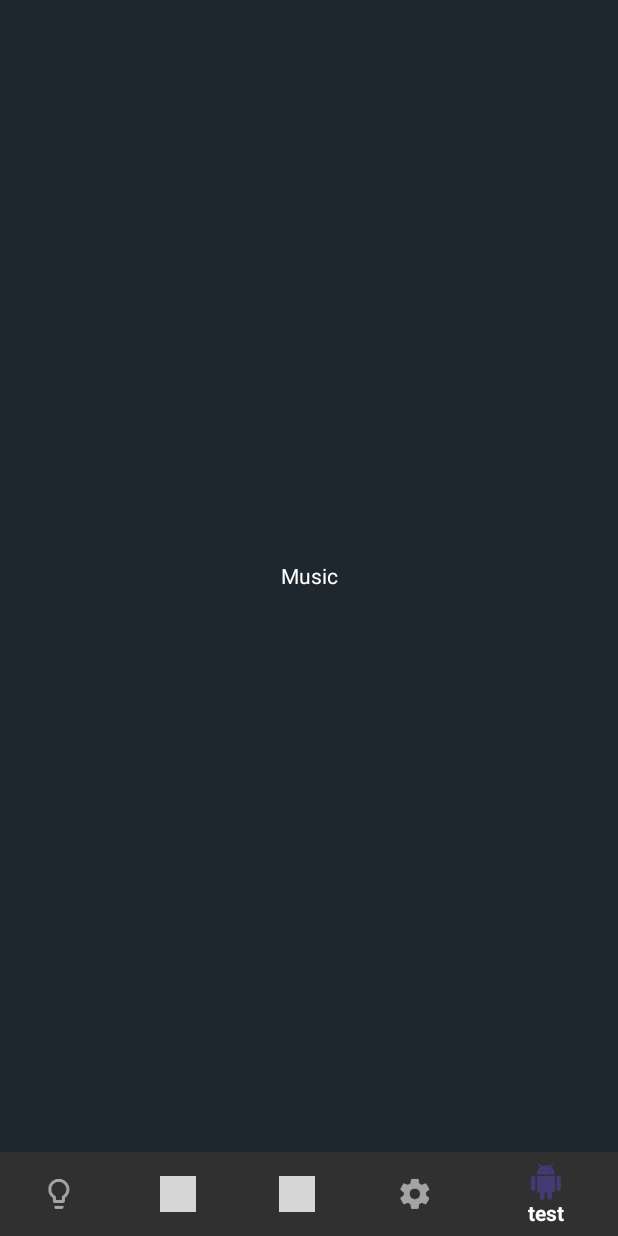
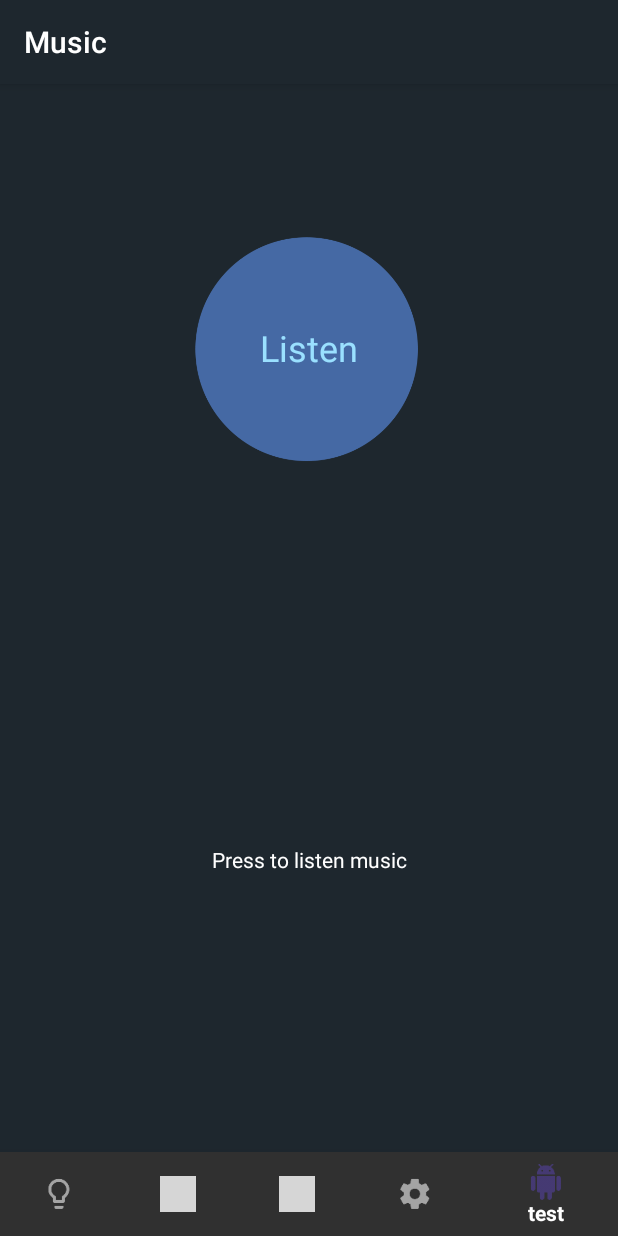
Before and after one commit to vvtyutin/goodmood, an Android app: the fragment MusicFragment placed in its activity, on a phone screen of 412 x 824 dp. Run offline under Robolectric (Android 15) with nearby library versions, the light colour scheme and no system bars; libraries missing offline, so code that uses them is left out: com.squareup.okhttp, org.altbeacon.beacon; 16 statements that could not run were skipped; grey boxes are pictures that could not be loaded.

Commit message:
Implementation of Music screen

```diff
--- a/app/src/main/java/com/harman/goodmood/ui/MusicFragment.java
+++ b/app/src/main/java/com/harman/goodmood/ui/MusicFragment.java
@@ -1,19 +1,51 @@
 package com.harman.goodmood.ui;
 
+import android.graphics.drawable.AnimationDrawable;
 import android.os.Bundle;
 import android.support.annotation.Nullable;
 import android.support.v4.app.Fragment;
+import android.support.v7.widget.Toolbar;
 import android.view.LayoutInflater;
 import android.view.View;
 import android.view.ViewGroup;
+import android.widget.ImageView;
 
 import goodmood.harman.com.goodmood.R;
 
 public class MusicFragment extends Fragment {
+    private ImageView mMicView;
+    private boolean mMicIsEnable;
+
     @Nullable
     @Override
     public View onCreateView(LayoutInflater inflater, @Nullable ViewGroup container, @Nullable Bundle savedInstanceState) {
         View view = inflater.inflate(R.layout.fragment_music, container, false);
+
+
+        Toolbar toolbar = (Toolbar) view.findViewById(R.id.toolbar);
+        toolbar.setTitle("Music");
+
+        mMicView = (ImageView) view.findViewById(R.id.mic_view);
+        mMicView.setOnClickListener(new View.OnClickListener() {
+            @Override
+            public void onClick(View v) {
+                setMicEnable(!mMicIsEnable);
+            }
+        });
+
         return view;
     }
+
+    public void setMicEnable(boolean isEnable) {
+        mMicIsEnable = isEnable;
+        if (isEnable) {
+            mMicView.setBackground(getResources().getDrawable(R.drawable.mic_anim));
+            ((AnimationDrawable) mMicView.getBackground()).start();
+
+        } else {
+            ((AnimationDrawable) mMicView.getBackground()).stop();
+            mMicView.setBackground(getResources().getDrawable(R.drawable.mic_anim_1));
+
+        }
+    }
 }
--- a/app/src/main/res/layout/fragment_music.xml
+++ b/app/src/main/res/layout/fragment_music.xml
@@ -1,14 +1,59 @@
 <?xml version="1.0" encoding="utf-8"?>
-<LinearLayout
-    xmlns:android="http://schemas.android.com/apk/res/android"
+<LinearLayout xmlns:android="http://schemas.android.com/apk/res/android"
+    xmlns:app="http://schemas.android.com/apk/res-auto"
     android:layout_width="match_parent"
     android:layout_height="match_parent"
     android:orientation="vertical">
 
-    <TextView
+    <android.support.design.widget.AppBarLayout
         android:layout_width="match_parent"
-        android:gravity="center"
+        android:layout_height="wrap_content"
+        android:theme="@style/DarkActionBar">
+
+        <android.support.v7.widget.Toolbar
+            android:id="@+id/toolbar"
+            android:layout_width="match_parent"
+            android:layout_height="?attr/actionBarSize"
+            android:background="?attr/colorPrimary"
+            app:layout_scrollFlags="scroll|enterAlways|snap"
+            app:popupTheme="@style/DarkActionBar" />
+    </android.support.design.widget.AppBarLayout>
+
+    <LinearLayout
+        android:layout_width="match_parent"
         android:layout_height="match_parent"
-        android:text="Music"/>
+        android:layout_marginBottom="30dp"
+        android:layout_marginLeft="30dp"
+        android:layout_marginRight="30dp"
+        android:orientation="vertical">
 
+        <com.harman.goodmood.util.RatioRelativeLayout
+            android:layout_width="match_parent"
+            android:layout_height="wrap_content">
+
+            <ImageView
+                android:id="@+id/mic_view"
+                android:layout_width="280dp"
+                android:layout_height="280dp"
+                android:layout_centerInParent="true"
+                android:background="@drawable/mic_anim_1"
+                android:clickable="true" />
+
+            <TextView
+                android:layout_width="wrap_content"
+                android:layout_height="wrap_content"
+                android:layout_centerInParent="true"
+                android:text="Listen"
+                android:textColor="@color/mood_mic_color"
+                android:textSize="24dp" />
+
+        </com.harman.goodmood.util.RatioRelativeLayout>
+
+        <TextView
+            android:layout_width="match_parent"
+            android:layout_height="match_parent"
+            android:gravity="center"
+            android:text="Press to listen music" />
+
+    </LinearLayout>
 </LinearLayout>
--- a/app/src/main/res/layout/fragment_voice.xml
+++ b/app/src/main/res/layout/fragment_voice.xml
@@ -90,7 +90,6 @@
         </LinearLayout>
 
         <RelativeLayout
-
             android:layout_width="match_parent"
             android:layout_height="0dp"
             android:layout_weight="1">
@@ -119,9 +118,9 @@
             <ImageView
                 android:layout_width="60dp"
                 android:layout_height="60dp"
-                android:backgroundTint="@color/mood_mic_color"
                 android:layout_centerInParent="true"
-                android:background="@drawable/ic_settings_voice_white_48dp" />
+                android:background="@drawable/ic_settings_voice_white_48dp"
+                android:backgroundTint="@color/mood_mic_color" />
         </RelativeLayout>
     </LinearLayout>
 </LinearLayout>
```
